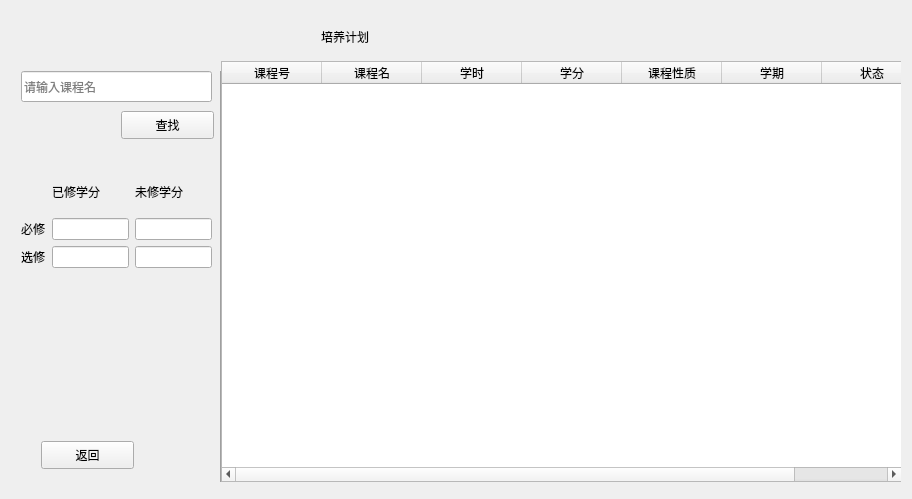
Old version of the form student.ui in the repository Database-Course-Developers/Educational_Administration_System.
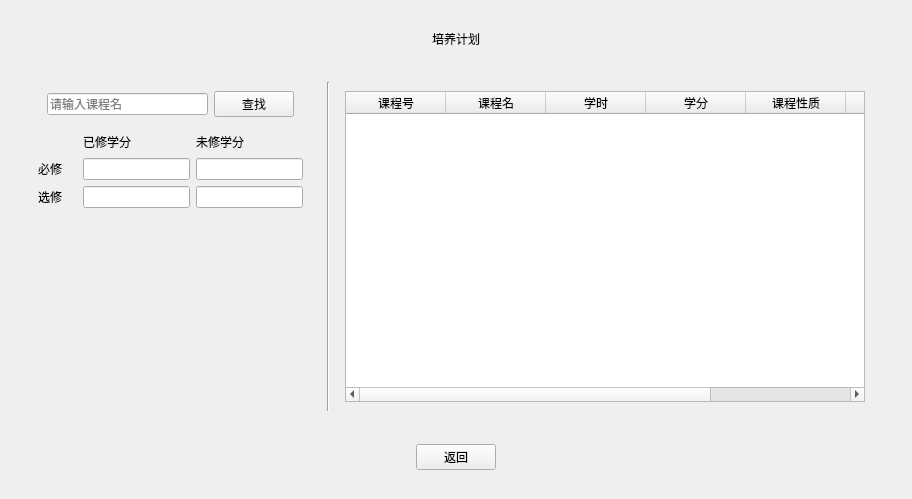
New version of the form. The open tabs and pages were chosen to show the change.

```diff
--- a/student.ui
+++ b/student.ui
@@ -17,7 +17,7 @@
    <item>
     <widget class="QStackedWidget" name="studenPages">
      <property name="currentIndex">
-      <number>2</number>
+      <number>3</number>
      </property>
      <widget class="QWidget" name="stuMainPage">
       <layout class="QVBoxLayout" name="verticalLayout_5">
@@ -595,15 +595,25 @@
       </layout>
      </widget>
      <widget class="QWidget" name="stuPlanPage">
+      <layout class="QVBoxLayout" name="verticalLayout_11">
+       <item>
+        <widget class="QWidget" name="widget_23" native="true">
+         <layout class="QHBoxLayout" name="horizontalLayout_19">
+          <item>
+           <spacer name="horizontalSpacer_10">
+            <property name="orientation">
+             <enum>Qt::Horizontal</enum>
+            </property>
+            <property name="sizeHint" stdset="0">
+             <size>
+              <width>40</width>
+              <height>20</height>
+             </size>
+            </property>
+           </spacer>
+          </item>
+          <item>
       <widget class="QLabel" name="label_18">
-       <property name="geometry">
-        <rect>
-         <x>310</x>
-         <y>0</y>
-         <width>211</width>
-         <height>51</height>
-        </rect>
-       </property>
        <property name="styleSheet">
         <string notr="true">font: 26pt &quot;AcadEref&quot;;</string>
        </property>
@@ -611,55 +621,67 @@
         <string>培养计划</string>
        </property>
       </widget>
-      <widget class="QPushButton" name="pBstuPlanBack">
-       <property name="geometry">
-        <rect>
-         <x>30</x>
-         <y>430</y>
-         <width>93</width>
-         <height>28</height>
-        </rect>
-       </property>
-       <property name="text">
-        <string>返回</string>
-       </property>
-      </widget>
+          </item>
+          <item>
+           <spacer name="horizontalSpacer_11">
+            <property name="orientation">
+             <enum>Qt::Horizontal</enum>
+            </property>
+            <property name="sizeHint" stdset="0">
+             <size>
+              <width>40</width>
+              <height>20</height>
+             </size>
+            </property>
+           </spacer>
+          </item>
+         </layout>
+        </widget>
+       </item>
+       <item>
+        <widget class="QWidget" name="widget_22" native="true">
+         <layout class="QHBoxLayout" name="horizontalLayout_18" stretch="1,2">
+          <item>
+           <widget class="QWidget" name="widget_21" native="true">
+            <layout class="QVBoxLayout" name="verticalLayout_10">
+             <item>
+              <widget class="QWidget" name="widget_25" native="true">
+               <layout class="QHBoxLayout" name="horizontalLayout_21">
+                <item>
+                 <widget class="QLineEdit" name="stuPlan_search_line">
+                  <property name="placeholderText">
+                   <string>请输入课程名</string>
+                  </property>
+                 </widget>
+                </item>
+                <item>
       <widget class="QPushButton" name="pb_stuPlan_search_by_cname">
-       <property name="geometry">
-        <rect>
-         <x>110</x>
-         <y>100</y>
-         <width>93</width>
-         <height>28</height>
-        </rect>
-       </property>
        <property name="text">
         <string>查找</string>
        </property>
       </widget>
-      <widget class="QWidget" name="layoutWidget">
-       <property name="geometry">
-        <rect>
-         <x>10</x>
-         <y>160</y>
-         <width>191</width>
-         <height>97</height>
-        </rect>
-       </property>
+                </item>
+               </layout>
+              </widget>
+             </item>
+             <item>
        <layout class="QGridLayout" name="gridLayout_3">
-        <item row="0" column="1">
-         <widget class="QLabel" name="label_22">
-          <property name="text">
-           <string>已修学分</string>
-          </property>
-         </widget>
+               <item row="0" column="0">
+                <spacer name="horizontalSpacer_12">
+                 <property name="orientation">
+                  <enum>Qt::Horizontal</enum>
+                 </property>
+                 <property name="sizeHint" stdset="0">
+                  <size>
+                   <width>40</width>
+                   <height>20</height>
+                  </size>
+                 </property>
+                </spacer>
         </item>
         <item row="1" column="1">
          <widget class="QLineEdit" name="lE_pass_1"/>
         </item>
-        <item row="2" column="2">
-         <widget class="QLineEdit" name="lE_nopass_0"/>
-        </item>
         <item row="0" column="2">
          <widget class="QLabel" name="label_19">
           <property name="text">
@@ -667,19 +689,9 @@
           </property>
          </widget>
         </item>
-        <item row="2" column="1">
-         <widget class="QLineEdit" name="lE_pass_0"/>
-        </item>
         <item row="1" column="2">
          <widget class="QLineEdit" name="lE_nopass_1"/>
         </item>
-        <item row="1" column="0">
-         <widget class="QLabel" name="label_20">
-          <property name="text">
-           <string>必修</string>
-          </property>
-         </widget>
-        </item>
         <item row="2" column="0">
          <widget class="QLabel" name="label_21">
           <property name="text">
@@ -687,58 +699,58 @@
           </property>
          </widget>
         </item>
-        <item row="0" column="0">
-         <spacer name="horizontalSpacer_12">
+               <item row="2" column="1">
+                <widget class="QLineEdit" name="lE_pass_0"/>
+               </item>
+               <item row="1" column="0">
+                <widget class="QLabel" name="label_20">
+                 <property name="text">
+                  <string>必修</string>
+                 </property>
+                </widget>
+               </item>
+               <item row="0" column="1">
+                <widget class="QLabel" name="label_22">
+                 <property name="text">
+                  <string>已修学分</string>
+                 </property>
+                </widget>
+               </item>
+               <item row="2" column="2">
+                <widget class="QLineEdit" name="lE_nopass_0"/>
+               </item>
+               <item row="3" column="1">
+                <spacer name="verticalSpacer">
           <property name="orientation">
-           <enum>Qt::Horizontal</enum>
+                  <enum>Qt::Vertical</enum>
           </property>
           <property name="sizeHint" stdset="0">
            <size>
-            <width>40</width>
-            <height>20</height>
-           </size>
-          </property>
-         </spacer>
-        </item>
-       </layout>
-      </widget>
-      <widget class="QLineEdit" name="stuPlan_search_line">
-       <property name="geometry">
-        <rect>
-         <x>10</x>
-         <y>60</y>
-         <width>191</width>
-         <height>31</height>
-        </rect>
-       </property>
-       <property name="placeholderText">
-        <string>请输入课程名</string>
-       </property>
-      </widget>
-      <widget class="Line" name="line_7">
-       <property name="geometry">
-        <rect>
-         <x>200</x>
-         <y>60</y>
          <width>20</width>
-         <height>411</height>
-        </rect>
-       </property>
+                   <height>40</height>
+                  </size>
+                 </property>
+                </spacer>
+               </item>
+              </layout>
+             </item>
+            </layout>
+           </widget>
+          </item>
+          <item>
+           <widget class="QWidget" name="widget_20" native="true">
+            <layout class="QHBoxLayout" name="horizontalLayout_17" stretch="0,0">
+             <item>
+              <widget class="Line" name="line_7">
        <property name="orientation">
         <enum>Qt::Vertical</enum>
        </property>
       </widget>
+             </item>
+             <item>
       <widget class="QWidget" name="widget_17" native="true">
-       <property name="geometry">
-        <rect>
-         <x>210</x>
-         <y>50</y>
-         <width>681</width>
-         <height>421</height>
-        </rect>
-       </property>
-       <layout class="QFormLayout" name="formLayout">
-        <item row="0" column="0" colspan="2">
+               <layout class="QHBoxLayout" name="horizontalLayout_8">
+                <item>
          <widget class="QTableWidget" name="stuPlanTable">
           <property name="enabled">
            <bool>true</bool>
@@ -785,6 +797,53 @@
         </item>
        </layout>
       </widget>
+             </item>
+            </layout>
+           </widget>
+          </item>
+         </layout>
+        </widget>
+       </item>
+       <item>
+        <widget class="QWidget" name="widget_24" native="true">
+         <layout class="QHBoxLayout" name="horizontalLayout_20">
+          <item>
+           <spacer name="horizontalSpacer_29">
+            <property name="orientation">
+             <enum>Qt::Horizontal</enum>
+            </property>
+            <property name="sizeHint" stdset="0">
+             <size>
+              <width>40</width>
+              <height>20</height>
+             </size>
+            </property>
+           </spacer>
+          </item>
+          <item>
+           <widget class="QPushButton" name="pBstuPlanBack">
+            <property name="text">
+             <string>返回</string>
+            </property>
+           </widget>
+          </item>
+          <item>
+           <spacer name="horizontalSpacer_30">
+            <property name="orientation">
+             <enum>Qt::Horizontal</enum>
+            </property>
+            <property name="sizeHint" stdset="0">
+             <size>
+              <width>40</width>
+              <height>20</height>
+             </size>
+            </property>
+           </spacer>
+          </item>
+         </layout>
+        </widget>
+       </item>
+      </layout>
      </widget>
      <widget class="QWidget" name="stuGrade">
       <layout class="QVBoxLayout" name="verticalLayout_2">
```
Lines whose indentation alone changed are shown as unchanged.
